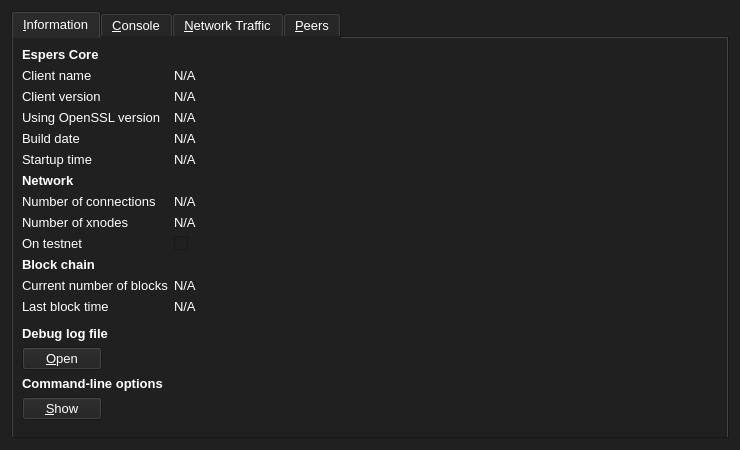
Qt form src/qt/forms/rpcconsole.ui (CryptoCoderz/Espers) before a commit.
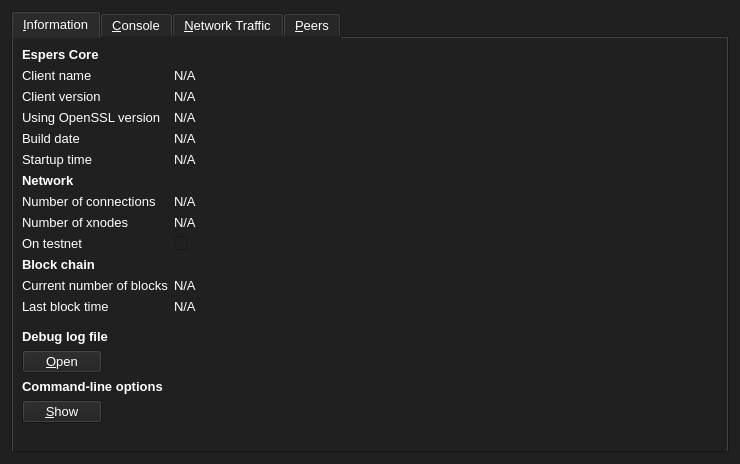
The same form after that commit. Icons and pictures are not drawn. Custom widgets are drawn as their Qt base class.

```diff
--- a/src/qt/forms/rpcconsole.ui
+++ b/src/qt/forms/rpcconsole.ui
@@ -7,7 +7,7 @@
     <x>0</x>
     <y>0</y>
     <width>740</width>
-    <height>450</height>
+    <height>464</height>
    </rect>
   </property>
   <property name="windowTitle">
```
Left out of the diff: 2 changed lines with no effect on the pictures.
